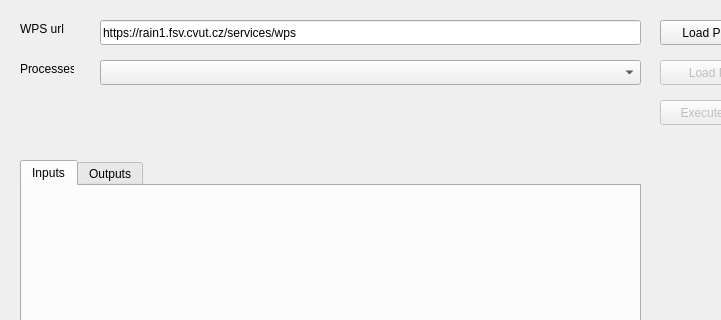
pixalytics-ltd/qgis-wps-plugin, file wps_dialog_base.ui: the form before one commit; both pictures show x 0 to 721 and y 0 to 320 of the 807 by 831 pixel window.
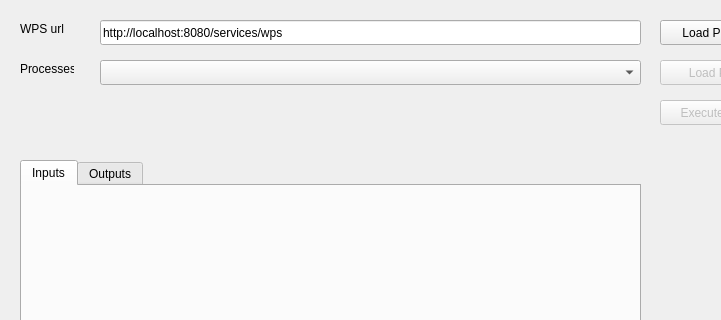
The form after the commit. Icons and pictures are not drawn.

Commit message: UI: use http://localhost:8080/services/wps

What changed in the file:
```diff
--- a/wps_dialog_base.ui
+++ b/wps_dialog_base.ui
@@ -59,7 +59,7 @@
     </rect>
    </property>
    <property name="text">
-    <string>https://rain1.fsv.cvut.cz/services/wps</string>
+    <string>http://localhost:8080/services/wps</string>
    </property>
   </widget>
   <widget class="QLabel" name="labelWpsUrl">
```
